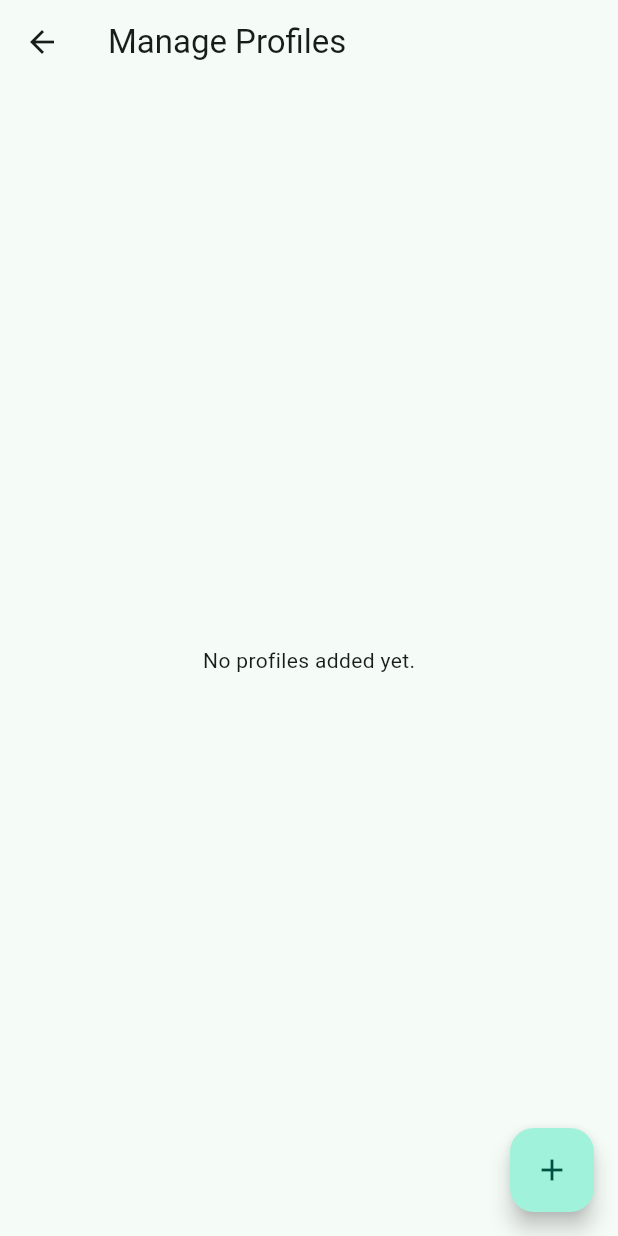
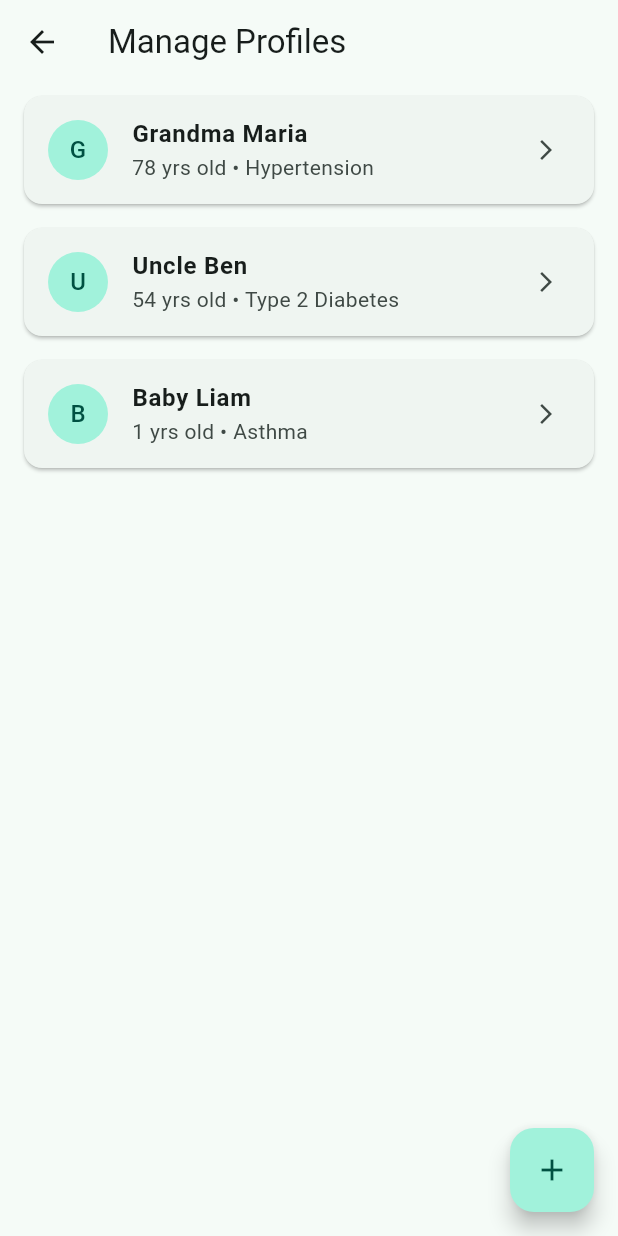
Before and after one commit to babkkin/prototype, a Flutter app: the ManageProfilesScreen screen opened directly, on a phone screen of 412 x 824 dp. Run offline on Flutter 3.47's test engine with Material 3 defaults, Android fonts, the phone set to English and light mode, and no system bars.

Commit message:
Initialize profiles list with sample data and refactor floating action button logic

```diff
--- a/lib/screens/manage_profiles.dart
+++ b/lib/screens/manage_profiles.dart
@@ -11,7 +11,11 @@ class ManageProfilesScreen extends StatefulWidget {
 }
 
 class _ManageProfilesScreenState extends State<ManageProfilesScreen> {
-  final List<Profile> profiles = [];
+  final List<Profile> profiles = [
+    Profile(id: '1', name: 'Grandma Maria', age: 78, primaryCondition: 'Hypertension'),
+    Profile(id: '2', name: 'Uncle Ben', age: 54, primaryCondition: 'Type 2 Diabetes'),
+    Profile(id: '3', name: 'Baby Liam', age: 1, primaryCondition: 'Asthma'),
+  ];
 
   void _addProfile(Profile newProfile) {
     setState(() {
```
Lines whose indentation alone changed are shown as unchanged.
